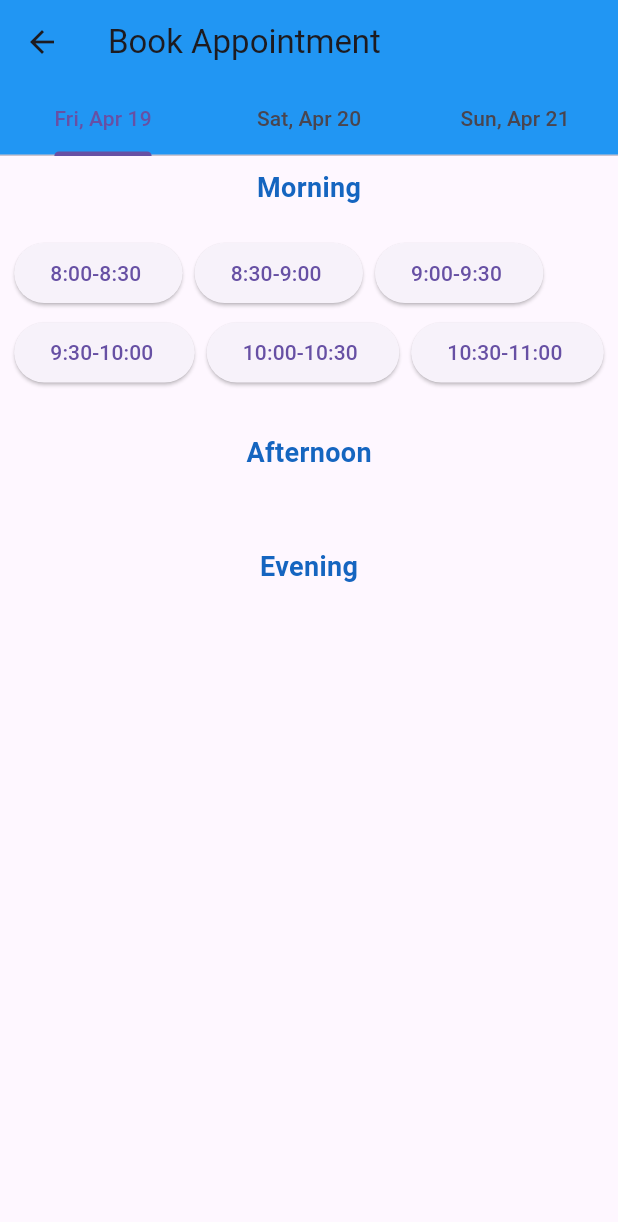
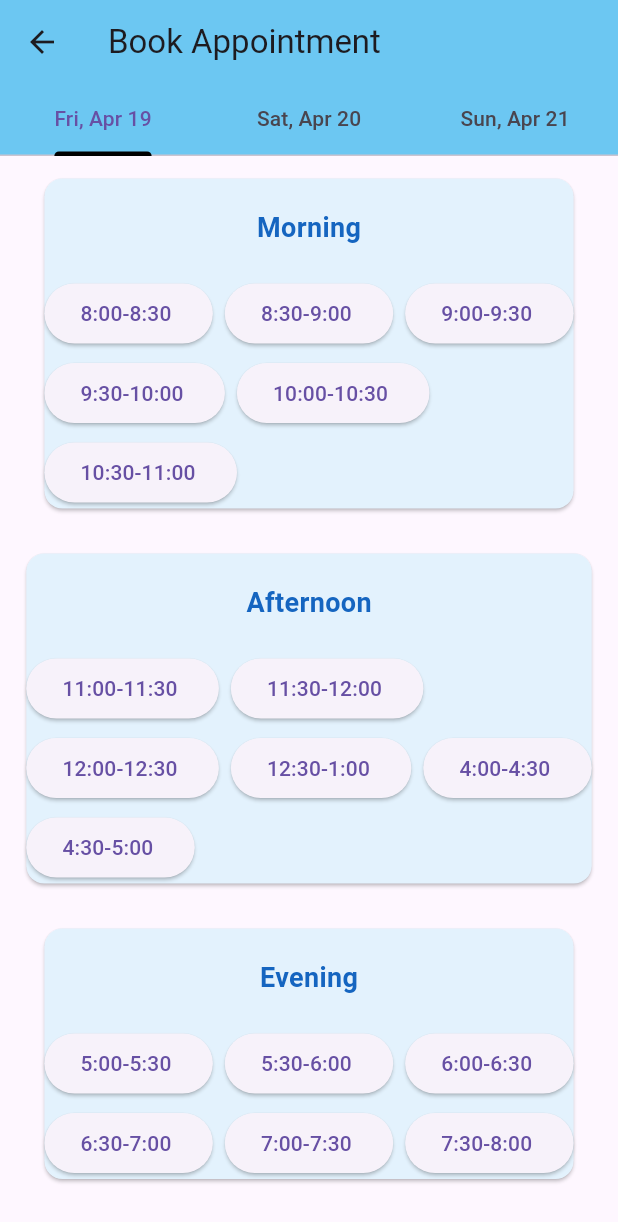
Before and after one commit to Rashii1218/Doc_Appointment, a Flutter app: the DocDetails screen opened directly with empty values, after a tap on "Book Appointment", on a phone screen of 412 x 824 dp. Shown: the top 1222 px of the screen. Run offline on Flutter 3.47's test engine with Material 3 defaults, Android fonts, the phone set to English and light mode, and no system bars; our stand-ins replace cloud_firestore, firebase_auth, firebase_core, fluttertoast, get, image_picker and 1 more; accounts and stored records are empty.

Commit message:
Book Appointments and appointent list page

```diff
--- a/lib/auth/doc_signup.dart
+++ b/lib/auth/doc_signup.dart
@@ -41,9 +41,9 @@ class _DocSignUpState extends State<DocSignUp> {
         'speciality': specialityController.text,
         'email': emailController.text,
         'uid': userCredential.user!.uid,
-        'exp': expController,
-        'description': descController,
-        'fees': feesController
+        'exp': expController.text,
+        'description': descController.text,
+        'fees': feesController.text,
       });
 
       Navigator.push(
--- a/lib/pages/cards.dart
+++ b/lib/pages/cards.dart
@@ -3,11 +3,11 @@ import 'package:flutter/material.dart';
 import 'package:tabler_icons/tabler_icons.dart';
 
 class CardModel {
-  String doctor;
+  String speciality;
   int cardBackground;
   var cardIcon;
 
-  CardModel(this.doctor, this.cardBackground, this.cardIcon);
+  CardModel(this.speciality, this.cardBackground, this.cardIcon);
 }
 
 List<CardModel> cards = [
--- a/lib/patient/Doc_Details.dart
+++ b/lib/patient/Doc_Details.dart
@@ -1,6 +1,7 @@
 import 'package:doc_appoint/patient/book_appointment.dart';
 import 'package:flutter/material.dart';
 import 'package:cloud_firestore/cloud_firestore.dart';
+import 'package:flutter/widgets.dart';
 
 class DocDetails extends StatefulWidget {
   final Map<String, dynamic> doct;
@@ -35,7 +36,10 @@ class _DocDetailsState extends State<DocDetails> {
               height: 10,
             ),
             Container(
-              height: 2 * MediaQuery.of(context).size.height / 3,
+              // height: 2 * MediaQuery.of(context).size.height / 3,
+              padding: EdgeInsets.all(8),
+              child: Card(
+                color: Colors.blue[100],
                 child: Column(
                   mainAxisAlignment: MainAxisAlignment.start,
                   crossAxisAlignment: CrossAxisAlignment.start,
@@ -111,19 +115,26 @@ class _DocDetailsState extends State<DocDetails> {
                         ),
                       ),
                     ),
+                  ],
+                ),
+              ),
+            ),
+            const SizedBox(
+                      height: 20,
+                    ),
             Center(
             child: ElevatedButton(
                 onPressed: () {
                   Navigator.push(
                       context,
                       MaterialPageRoute(
-                                  builder: (context) => book_appointment(),
+                        builder: (context) =>
+                            book_appointment(doctorUID: widget.doct['uid']),
                       ));
                 },
-                          child: Text('Book Appointment')))
-                ],
-              ),
-            )
+                child: Text('Book Appointment'),style: ButtonStyle(
+                  backgroundColor: MaterialStatePropertyAll(Colors.pink[50])
+                ),))
           ],
         ),
       ),
--- a/lib/patient/book_appointment.dart
+++ b/lib/patient/book_appointment.dart
@@ -1,9 +1,11 @@
+import 'package:cloud_firestore/cloud_firestore.dart';
 import 'package:doc_appoint/patient/patientDetails.dart';
 import 'package:flutter/material.dart';
 import 'package:intl/intl.dart';
 
 class book_appointment extends StatefulWidget {
-  const book_appointment({super.key});
+  final String doctorUID;
+  const book_appointment({super.key, required this.doctorUID});
 
   @override
   State<book_appointment> createState() => _book_appointmentState();
@@ -21,14 +23,28 @@ class _book_appointmentState extends State<book_appointment> {
     '10:00-10:30 ',
     '10:30-11:00 '
   ];
-  List<String> afternoonSlots = ['12:00 PM', '1:00 PM', '2:00 PM', '3:00 PM'];
-  List<String> eveningSlots = ['4:00 PM', '5:00 PM', '6:00 PM', '7:00 PM'];
+  List<String> afternoonSlots = [
+    '11:00-11:30 ',
+    '11:30-12:00 ',
+    '12:00-12:30 ',
+    '12:30-1:00 ',
+    '4:00-4:30 ',
+    '4:30-5:00 '
+  ];
+  List<String> eveningSlots = [
+    '5:00-5:30 ',
+    '5:30-6:00 ',
+    '6:00-6:30 ',
+    '6:30-7:00 ',
+    '7:00-7:30 ',
+    '7:30-8:00 '
+  ];
 
   @override
   Widget build(BuildContext context) {
     DateTime now = DateTime.now();
-    DateTime secondDay = now.add(Duration(days: 1));
-    DateTime thirdDay = now.add(Duration(days: 2));
+    DateTime secondDay = now.add(const Duration(days: 1));
+    DateTime thirdDay = now.add(const Duration(days: 2));
 
     String formatNow = DateFormat('EEE, MMM d').format(now);
     String formatSec = DateFormat('EEE, MMM d').format(secondDay);
@@ -38,9 +54,11 @@ class _book_appointmentState extends State<book_appointment> {
       length: 3,
       child: Scaffold(
         appBar: AppBar(
-          title: Text('Book Appointment'),
-          backgroundColor: Colors.blue,
-          bottom: TabBar(tabs: [
+          title: const Text('Book Appointment'),
+          backgroundColor: const Color.fromARGB(255, 108, 199, 242),
+          bottom: TabBar(
+            indicatorColor:Colors.black ,
+            tabs: [
             Tab(
               text: formatNow,
             ),
@@ -52,100 +70,34 @@ class _book_appointmentState extends State<book_appointment> {
             ),
           ]),
         ),
-        body: TabBarView(children: [
+        body: TabBarView(
+          children: [
           SingleChildScrollView(
             child: Column(
               children: [
-                Column(
-                  children: [
-                    const SizedBox(
-                      height: 8,
-                    ),
-                    const Text(
-                      'Morning',
-                      style: TextStyle(
-                        fontSize: 18,
-                        fontWeight: FontWeight.bold,
-                        color: Color.fromRGBO(21, 101, 192, 1),
-                      ),
-                    ),
-                    const SizedBox(
-                      height: 20,
-                    ),
-                    Wrap(
-                      spacing: 8,
-                      runSpacing: 5,
-                      children: [
-                        for (int i = 0; i < morningSlots.length; i++)
-                          ElevatedButton(
-                              onPressed: () {
-                                selectedDate = now;
-                                selectedSlot = morningSlots[i];
-                                showAlert(context,selectedDate,selectedSlot);
-                              },
-                              child: Text(morningSlots[i])),
-                      ],
-                    ),
-                    const Column(
-                      children: [
-                        SizedBox(
-                          height: 30,
-                        ),
-                        Text(
-                          'Afternoon',
-                          style: TextStyle(
-                            fontSize: 18,
-                            fontWeight: FontWeight.bold,
-                            color: Color.fromRGBO(21, 101, 192, 1),
-                          ),
-                        ),
-                        SizedBox(
-                          height: 20,
-                        ),
-                        Wrap(
-                          spacing: 8,
-                          runSpacing: 5,
-                          children: [
-
-                          ],
-                        ),
-                      ],
-                    ),
-                  ],
-                ),
-                const Column(
-                  children: [
-                    SizedBox(
-                      height: 30,
-                    ),
-                    Text(
-                      'Evening',
-                      style: TextStyle(
-                        fontSize: 18,
-                        fontWeight: FontWeight.bold,
-                        color: Color.fromRGBO(21, 101, 192, 1),
-                      ),
-                    ),
-                    SizedBox(
-                      height: 20,
-                    ),
-                    Wrap(
-                      spacing: 8,
-                      runSpacing: 5,
-                      children: [
-
-                      ],
-                    ),
-                  ],
-                ),
+                booking(now, morningSlots, 'Morning', widget.doctorUID,context),
+                booking(now, afternoonSlots, 'Afternoon',  widget.doctorUID,context),
+                booking(now, eveningSlots, 'Evening',  widget.doctorUID,context)
               ],
             ),
           ),
-          Center(
-            child: Text('hello'),
+          SingleChildScrollView(
+            child: Column(
+              children: [
+                booking(secondDay, morningSlots, 'Morning', widget.doctorUID, context),
+                booking(secondDay, afternoonSlots, 'Afternoon',  widget.doctorUID,context),
+                booking(secondDay, eveningSlots, 'Evening', widget.doctorUID, context)
+              ],
+            ),
           ),
-          Center(
-            child: Text('hello'),
+          SingleChildScrollView(
+            child: Column(
+              children: [
+                booking(thirdDay, morningSlots, 'Morning', widget.doctorUID, context),
+                booking(thirdDay, afternoonSlots, 'Afternoon',  widget.doctorUID,context),
+                booking(thirdDay, eveningSlots, 'Evening', widget.doctorUID, context)
+              ],
+            ),
           )
         ]),
       ),
@@ -153,31 +105,37 @@ class _book_appointmentState extends State<book_appointment> {
   }
 }
 
-Future<dynamic> showAlert(BuildContext context,DateTime? selectedDate,String? selectedSlot) {
+Future<dynamic> showAlert(
+    BuildContext context, DateTime? selectedDate, String? selectedSlot,String doctorUID) {
+  final FirebaseFirestore firestore = FirebaseFirestore.instance;
   return showDialog(
       context: context,
       builder: (BuildContext context) {
         return AlertDialog(
-          title: Text('Select option'),
+          title: const Text('Select option'),
           content: SingleChildScrollView(
             child: ListBody(
               children: [
-                Text('Selected Date: ${selectedDate != null ? DateFormat('EEE, MMM d').format(selectedDate!) : 'No date selected'}'),
+                Text(
+                    'Selected Date: ${selectedDate != null ? DateFormat('EEE, MMM d').format(selectedDate!) : 'No date selected'}'),
                 Text('Selected Slot: ${selectedSlot ?? 'No slot selected'}'),
               ],
             ),
           ),
-
           actions: [
             ElevatedButton(
                 onPressed: () {
                   Navigator.push(
                       context,
                       MaterialPageRoute(
-                        builder: (context) => patientDetails(selectedDate: selectedDate,selectedSlot: selectedSlot,),
+                        builder: (context) => patientDetails(
+                          selectedDate: selectedDate,
+                          selectedSlot: selectedSlot,
+                          doctUid: doctorUID,
+                        ),
                       ));
                 },
-                child: Text('Fill Patient Details')),
+                child: const Text('Fill Patient Details')),
             ElevatedButton(
               onPressed: () {
                 Navigator.pop(context);
@@ -188,3 +146,44 @@ Future<dynamic> showAlert(BuildContext context,DateTime? selectedDate,String? se
         );
       });
 }
+
+Widget booking(DateTime selectedDate, List<String> slot, String time,String doctorUID,
+    BuildContext context) {
+  String selectedSlot;
+  return Card(
+    margin: EdgeInsets.all(15),
+    color: Colors.blue[50],
+    child: Column(
+      children: [
+        const SizedBox(
+          height: 20,
+        ),
+        Text(
+          time,
+          style: const TextStyle(
+            fontSize: 18,
+            fontWeight: FontWeight.bold,
+            color: Color.fromRGBO(21, 101, 192, 1),
+          ),
+        ),
+        const SizedBox(
+          height: 20,
+        ),
+        Wrap(
+          spacing: 8,
+          runSpacing: 5,
+          children: [
+            for (int i = 0; i < slot.length; i++)
+              ElevatedButton(
+                  onPressed: () {
+                    selectedDate = selectedDate;
+                    selectedSlot = slot[i];
+                    showAlert(context, selectedDate, selectedSlot,doctorUID);
+                  },
+                  child: Text(slot[i])),
+          ],
+        ),
+      ],
+    ),
+  );
+}
```
Also changed, not shown: lib/pages/BottomNavBar.dart (+8 -1 lines), lib/pages/HomePage.dart (+3 -8 lines), lib/pages/searchdoc.dart (+54 -4 lines), lib/patient/BookedAppointments.dart (added, +94 -0 lines), lib/patient/patientDetails.dart (+53 -9 lines). Lines whose indentation alone changed are shown as unchanged.
